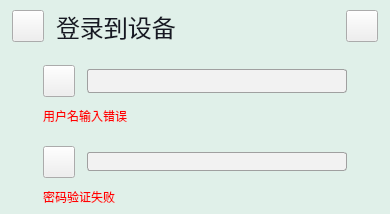
First picture: the form in buganalyse/bugger/src/dialog/login/login.ui, repository FireLotus0/LearningNotes, before the edit.
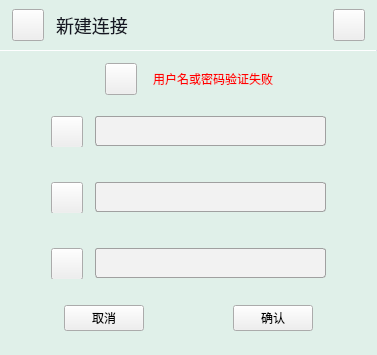
Second picture: the form after the edit. Icons and pictures are not drawn.

Diff of the .ui file:
```diff
--- a/buganalyse/bugger/src/dialog/login/login.ui
+++ b/buganalyse/bugger/src/dialog/login/login.ui
@@ -6,8 +6,8 @@
    <rect>
     <x>0</x>
     <y>0</y>
-    <width>390</width>
-    <height>214</height>
+    <width>377</width>
+    <height>322</height>
    </rect>
   </property>
   <property name="windowTitle">
@@ -40,7 +40,7 @@
 }
 </string>
   </property>
-  <layout class="QVBoxLayout" name="verticalLayout_5" stretch="0,1">
+  <layout class="QVBoxLayout" name="verticalLayout_3" stretch="0,0,1">
    <property name="spacing">
     <number>12</number>
    </property>
@@ -54,10 +54,18 @@
     <number>0</number>
    </property>
    <property name="bottomMargin">
+    <number>24</number>
+   </property>
+   <item>
+    <layout class="QVBoxLayout" name="verticalLayout_2">
+     <property name="spacing">
     <number>0</number>
    </property>
    <item>
     <widget class="QWidget" name="title" native="true">
+       <property name="styleSheet">
+        <string notr="true">bottom-border:1px solid #dbe2ef;</string>
+       </property>
      <layout class="QHBoxLayout" name="horizontalLayout">
       <property name="spacing">
        <number>12</number>
@@ -95,12 +103,12 @@
         <property name="styleSheet">
          <string notr="true">font-family: &quot;Brush Script&quot;;
   font-weight: normal;
-  font-size: 24px;
+  font-size: 18px;
   color: #161823;
   text-align: center;</string>
         </property>
         <property name="text">
-         <string>登录到设备</string>
+           <string>新建连接</string>
         </property>
        </widget>
       </item>
@@ -153,6 +161,116 @@
     </widget>
    </item>
    <item>
+      <widget class="Line" name="line">
+       <property name="minimumSize">
+        <size>
+         <width>0</width>
+         <height>1</height>
+        </size>
+       </property>
+       <property name="maximumSize">
+        <size>
+         <width>16777215</width>
+         <height>1</height>
+        </size>
+       </property>
+       <property name="styleSheet">
+        <string notr="true">background:#dbe2ef;
+</string>
+       </property>
+       <property name="orientation">
+        <enum>Qt::Horizontal</enum>
+       </property>
+      </widget>
+     </item>
+    </layout>
+   </item>
+   <item>
+    <widget class="QWidget" name="widget_error" native="true">
+     <layout class="QHBoxLayout" name="horizontalLayout_4">
+      <property name="spacing">
+       <number>16</number>
+      </property>
+      <property name="leftMargin">
+       <number>0</number>
+      </property>
+      <property name="topMargin">
+       <number>0</number>
+      </property>
+      <property name="rightMargin">
+       <number>0</number>
+      </property>
+      <property name="bottomMargin">
+       <number>0</number>
+      </property>
+      <item>
+       <spacer name="horizontalSpacer_4">
+        <property name="orientation">
+         <enum>Qt::Horizontal</enum>
+        </property>
+        <property name="sizeHint" stdset="0">
+         <size>
+          <width>40</width>
+          <height>20</height>
+         </size>
+        </property>
+       </spacer>
+      </item>
+      <item>
+       <widget class="QPushButton" name="pushButton_5">
+        <property name="minimumSize">
+         <size>
+          <width>32</width>
+          <height>32</height>
+         </size>
+        </property>
+        <property name="maximumSize">
+         <size>
+          <width>32</width>
+          <height>32</height>
+         </size>
+        </property>
+        <property name="styleSheet">
+         <string notr="true">border-image: url(:/res/res/error.png);</string>
+        </property>
+        <property name="text">
+         <string/>
+        </property>
+       </widget>
+      </item>
+      <item>
+       <widget class="QLabel" name="label_4">
+        <property name="styleSheet">
+         <string notr="true">background:transparent;
+color:red;</string>
+        </property>
+        <property name="text">
+         <string>用户名或密码验证失败</string>
+        </property>
+       </widget>
+      </item>
+      <item>
+       <spacer name="horizontalSpacer_5">
+        <property name="orientation">
+         <enum>Qt::Horizontal</enum>
+        </property>
+        <property name="sizeHint" stdset="0">
+         <size>
+          <width>40</width>
+          <height>20</height>
+         </size>
+        </property>
+       </spacer>
+      </item>
+     </layout>
+    </widget>
+   </item>
+   <item>
+    <layout class="QVBoxLayout" name="verticalLayout">
+     <property name="spacing">
+      <number>26</number>
+     </property>
+     <item>
     <layout class="QHBoxLayout" name="horizontalLayout_5" stretch="1,7,1">
      <item>
       <spacer name="horizontalSpacer_2">
@@ -170,11 +288,60 @@
      <item>
       <layout class="QVBoxLayout" name="verticalLayout_4">
        <item>
-        <layout class="QVBoxLayout" name="verticalLayout">
+          <widget class="QWidget" name="widget_3" native="true">
+           <property name="maximumSize">
+            <size>
+             <width>16777215</width>
+             <height>40</height>
+            </size>
+           </property>
+           <layout class="QHBoxLayout" name="horizontalLayout_7" stretch="0,1">
          <property name="spacing">
-          <number>1</number>
+             <number>12</number>
          </property>
          <item>
+             <widget class="QPushButton" name="pushButton_7">
+              <property name="minimumSize">
+               <size>
+                <width>32</width>
+                <height>32</height>
+               </size>
+              </property>
+              <property name="maximumSize">
+               <size>
+                <width>32</width>
+                <height>32</height>
+               </size>
+              </property>
+              <property name="styleSheet">
+               <string notr="true">border-image: url(:/res/res/ip.png);</string>
+              </property>
+              <property name="text">
+               <string/>
+              </property>
+             </widget>
+            </item>
+            <item>
+             <widget class="QLineEdit" name="edit_ip">
+              <property name="minimumSize">
+               <size>
+                <width>0</width>
+                <height>30</height>
+               </size>
+              </property>
+             </widget>
+            </item>
+           </layout>
+          </widget>
+         </item>
+         <item>
+          <widget class="QWidget" name="widget_2" native="true">
+           <property name="maximumSize">
+            <size>
+             <width>16777215</width>
+             <height>40</height>
+            </size>
+           </property>
           <layout class="QHBoxLayout" name="horizontalLayout_2" stretch="0,1">
            <property name="spacing">
             <number>12</number>
@@ -206,32 +373,22 @@
              <property name="minimumSize">
               <size>
                <width>0</width>
-               <height>24</height>
+                <height>30</height>
               </size>
              </property>
             </widget>
            </item>
           </layout>
-         </item>
-         <item>
-          <widget class="QLabel" name="label_2">
-           <property name="styleSheet">
-            <string notr="true">background:transparent;
-color:red;</string>
-           </property>
-           <property name="text">
-            <string>用户名输入错误</string>
-           </property>
           </widget>
          </item>
-        </layout>
-       </item>
        <item>
-        <layout class="QVBoxLayout" name="verticalLayout_3">
-         <property name="spacing">
-          <number>1</number>
-         </property>
-         <item>
+          <widget class="QWidget" name="widget" native="true">
+           <property name="maximumSize">
+            <size>
+             <width>16777215</width>
+             <height>40</height>
+            </size>
+           </property>
           <layout class="QHBoxLayout" name="horizontalLayout_3" stretch="0,1">
            <property name="spacing">
             <number>12</number>
@@ -259,22 +416,17 @@
             </widget>
            </item>
            <item>
-            <widget class="QLineEdit" name="lineEdit_2"/>
-           </item>
-          </layout>
-         </item>
-         <item>
-          <widget class="QLabel" name="label_4">
-           <property name="styleSheet">
-            <string notr="true">background:transparent;
-color:red;</string>
-           </property>
-           <property name="text">
-            <string>密码验证失败</string>
-           </property>
+             <widget class="QLineEdit" name="edit_passwd">
+              <property name="minimumSize">
+               <size>
+                <width>0</width>
+                <height>30</height>
+               </size>
+              </property>
           </widget>
          </item>
         </layout>
+          </widget>
        </item>
       </layout>
      </item>
@@ -293,6 +445,68 @@
      </item>
     </layout>
    </item>
+     <item>
+      <layout class="QHBoxLayout" name="horizontalLayout_6">
+       <item>
+        <spacer name="horizontalSpacer_6">
+         <property name="orientation">
+          <enum>Qt::Horizontal</enum>
+         </property>
+         <property name="sizeHint" stdset="0">
+          <size>
+           <width>40</width>
+           <height>20</height>
+          </size>
+         </property>
+        </spacer>
+       </item>
+       <item>
+        <widget class="QPushButton" name="btn_cancel">
+         <property name="styleSheet">
+          <string notr="true"/>
+         </property>
+         <property name="text">
+          <string>取消</string>
+         </property>
+        </widget>
+       </item>
+       <item>
+        <spacer name="horizontalSpacer_7">
+         <property name="orientation">
+          <enum>Qt::Horizontal</enum>
+         </property>
+         <property name="sizeHint" stdset="0">
+          <size>
+           <width>40</width>
+           <height>20</height>
+          </size>
+         </property>
+        </spacer>
+       </item>
+       <item>
+        <widget class="QPushButton" name="btn_confirm">
+         <property name="text">
+          <string>确认</string>
+         </property>
+        </widget>
+       </item>
+       <item>
+        <spacer name="horizontalSpacer_8">
+         <property name="orientation">
+          <enum>Qt::Horizontal</enum>
+         </property>
+         <property name="sizeHint" stdset="0">
+          <size>
+           <width>40</width>
+           <height>20</height>
+          </size>
+         </property>
+        </spacer>
+       </item>
+      </layout>
+     </item>
+    </layout>
+   </item>
   </layout>
  </widget>
  <tabstops>
```
Left out of the diff: 8 changed lines with no effect on the pictures. Lines whose indentation alone changed are shown as unchanged.
